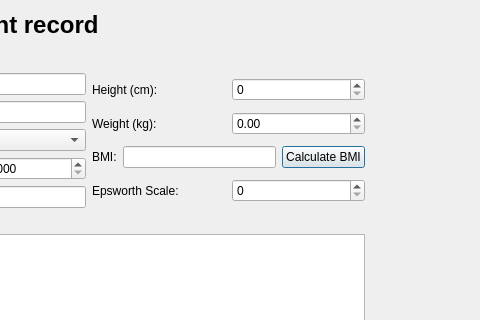
The window that apnea-design/newpatient.ui (CESoftWorks/apnea) describes before a commit, drawn with Qt 5; both pictures show x 199 to 679 and y 0 to 320 of the 679 by 489 pixel window.
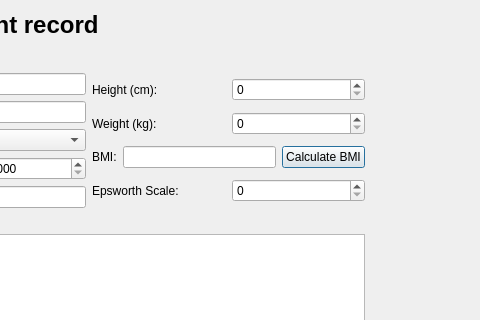
The same window after the commit.

Commit message: Implemented editpatient form, fixed minor bugs regarding weight and bmi on newpatient form

What changed in the file:
```diff
--- a/apnea-design/newpatient.ui
+++ b/apnea-design/newpatient.ui
@@ -213,7 +213,11 @@
                 </widget>
                </item>
                <item>
-                <widget class="QDoubleSpinBox" name="spnWeight"/>
+                <widget class="QDoubleSpinBox" name="spnWeight">
+                 <property name="decimals">
+                  <number>0</number>
+                 </property>
+                </widget>
                </item>
               </layout>
              </item>
```
Left out of the diff: 2 changed lines with no effect on the pictures. The commit also changes 2 other files.
